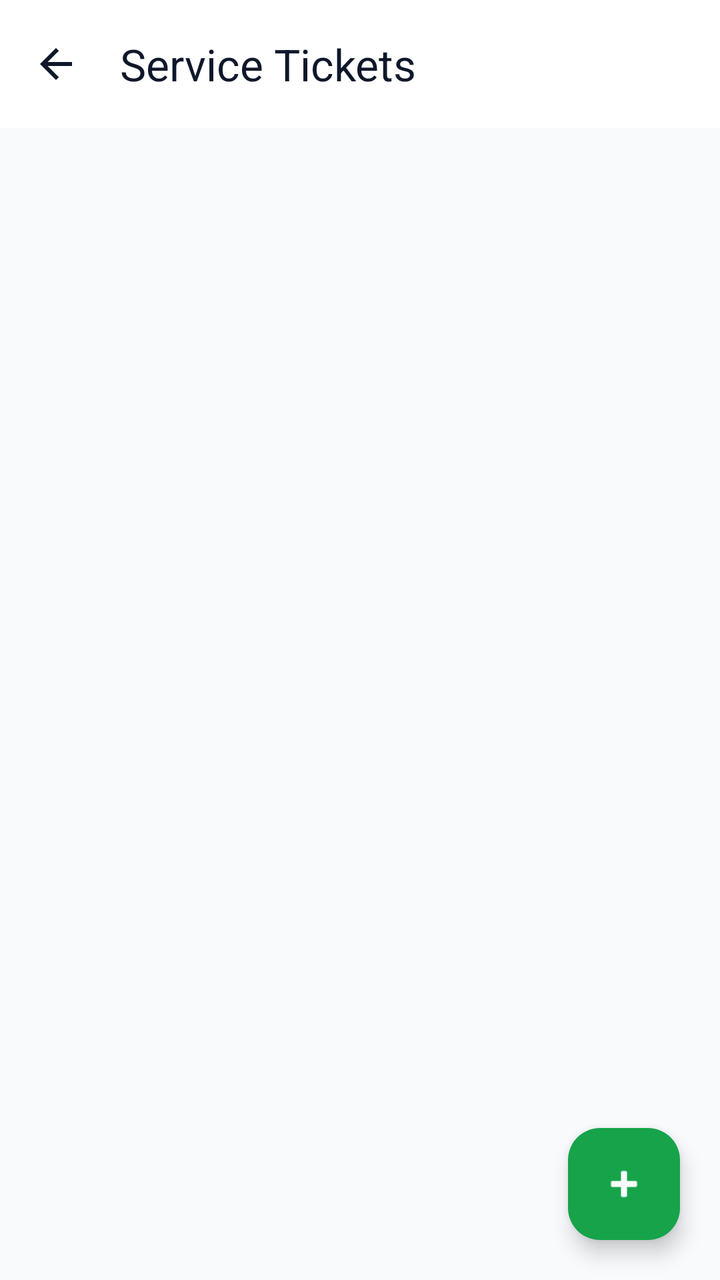
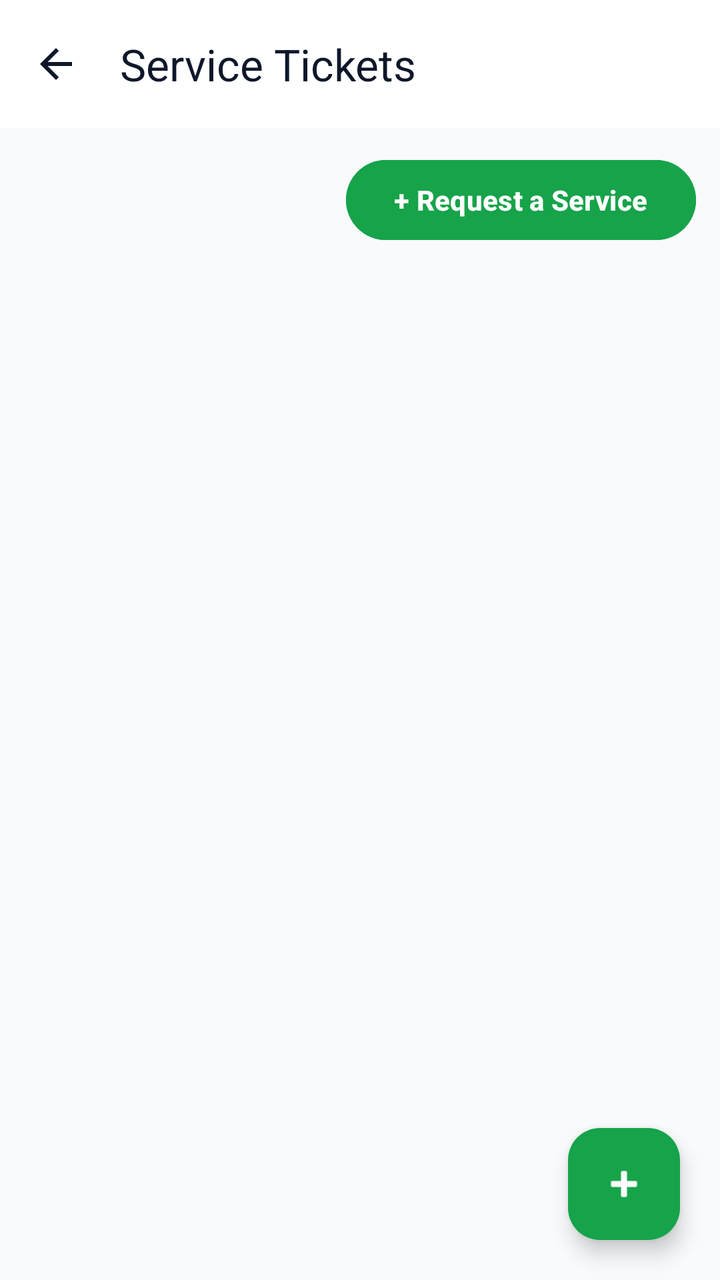

An Android layout rendered at two revisions. The XML below is the earlier revision; the diff shows what the commit changed to produce the second picture.
<!-- AndroidManifest.xml: application theme Theme.ApexLedger -->
<!-- res/layout/activity_tickets.xml -->
<?xml version="1.0" encoding="utf-8"?>
<androidx.coordinatorlayout.widget.CoordinatorLayout xmlns:android="http://schemas.android.com/apk/res/android"
    xmlns:app="http://schemas.android.com/apk/res-auto"
    android:layout_width="match_parent"
    android:layout_height="match_parent">

    <LinearLayout
        android:layout_width="match_parent"
        android:layout_height="match_parent"
        android:orientation="vertical"
        android:background="@color/gray_50">

        <com.google.android.material.appbar.MaterialToolbar
            android:id="@+id/toolbar"
            android:layout_width="match_parent"
            android:layout_height="?attr/actionBarSize"
            android:background="@color/white"
            app:titleTextColor="@color/navy"
            app:navigationIcon="@drawable/ic_back_arrow"
            app:title="Service Tickets" />

        <TextView
            android:id="@+id/tvEmptyState"
            android:layout_width="match_parent"
            android:layout_height="wrap_content"
            android:text="No tickets yet"
            android:textColor="@color/gray_500"
            android:textSize="14sp"
            android:gravity="center"
            android:padding="32dp"
            android:visibility="gone" />

        <androidx.recyclerview.widget.RecyclerView
            android:id="@+id/rvTickets"
            android:layout_width="match_parent"
            android:layout_height="match_parent"
            android:padding="16dp" />

    </LinearLayout>

    <com.google.android.material.floatingactionbutton.FloatingActionButton
        android:id="@+id/fabNewTicket"
        android:layout_width="wrap_content"
        android:layout_height="wrap_content"
        android:layout_gravity="bottom|end"
        android:layout_margin="20dp"
        android:src="@android:drawable/ic_input_add"
        app:backgroundTint="@color/success"
        app:tint="@color/white" />

</androidx.coordinatorlayout.widget.CoordinatorLayout>
<!-- resources referenced by this layout -->
<resources>
  <color name="gray_50">#F8FAFC</color>
  <color name="gray_500">#64748B</color>
  <color name="navy">#0F172A</color>
  <color name="success">#16A34A</color>
  <color name="white">#FFFFFF</color>
  <!-- drawable ic_back_arrow (drawable) -->
  <vector xmlns:android="http://schemas.android.com/apk/res/android"
      android:width="24dp"
      android:height="24dp"
      android:viewportWidth="24"
      android:viewportHeight="24"
      android:tint="@color/navy">
      <path
          android:fillColor="@android:color/white"
          android:pathData="M20,11H7.83l5.59,-5.59L12,4l-8,8 8,8 1.41,-1.41L7.83,13H20v-2z"/>
  </vector>
  <style name="Theme.ApexLedger" parent="Base.Theme.ApexLedger" />
  <style name="Base.Theme.ApexLedger" parent="Theme.Material3.DayNight.NoActionBar">
          
          
      </style>
</resources>

<!-- the commit's change to res/layout/activity_tickets.xml (unified diff, before → after) -->
@@ -18,6 +18,25 @@
             app:titleTextColor="@color/navy"
             app:navigationIcon="@drawable/ic_back_arrow"
             app:title="Service Tickets" />
+
+        <LinearLayout
+            android:layout_width="match_parent"
+            android:layout_height="wrap_content"
+            android:orientation="horizontal"
+            android:gravity="end"
+            android:padding="12dp">
+
+            <com.google.android.material.button.MaterialButton
+                android:id="@+id/btnRequestService"
+                android:layout_width="wrap_content"
+                android:layout_height="wrap_content"
+                android:text="+ Request a Service"
+                android:textAllCaps="false"
+                android:textStyle="bold"
+                android:backgroundTint="@color/success"
+                android:textColor="@color/white" />
+
+        </LinearLayout>
 
         <TextView
             android:id="@+id/tvEmptyState"
